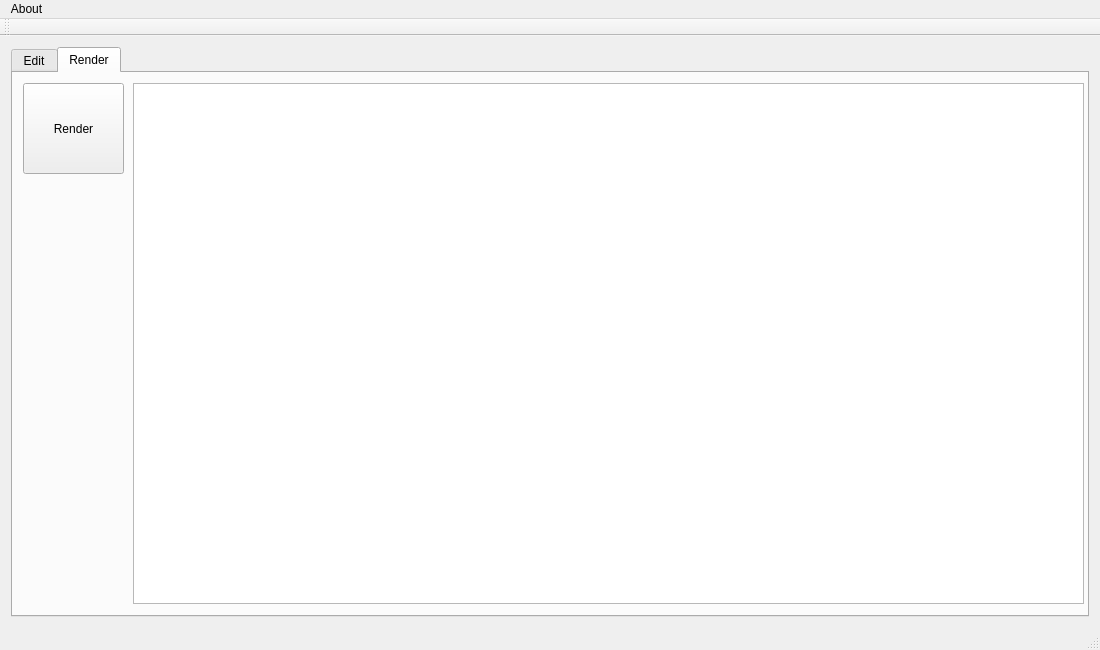
Above: mainwindow.ui from kazeevn/Mipt-ray-tracer before the change. Below: the same form after it.
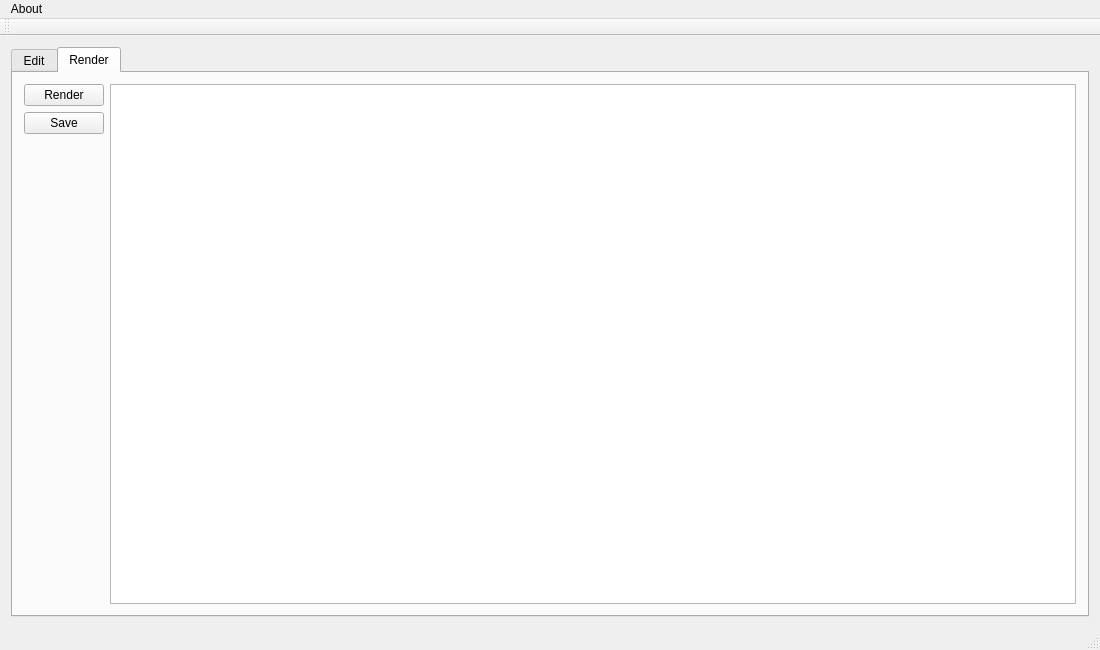
That is the form after the change. The open tabs and pages were chosen to show the change. Icons and pictures are not drawn.

Commit message: Added "save" button to ui; added slot

```diff
--- a/mainwindow.ui
+++ b/mainwindow.ui
@@ -36,29 +36,42 @@
        <attribute name="title">
         <string>Render</string>
        </attribute>
-       <widget class="QPushButton" name="renderButton">
-        <property name="geometry">
-         <rect>
-          <x>10</x>
-          <y>10</y>
-          <width>101</width>
-          <height>91</height>
-         </rect>
-        </property>
-        <property name="text">
-         <string>Render</string>
-        </property>
-       </widget>
-       <widget class="QGraphicsView" name="graphicsView">
-        <property name="geometry">
-         <rect>
-          <x>120</x>
-          <y>10</y>
-          <width>951</width>
-          <height>521</height>
-         </rect>
-        </property>
-       </widget>
+       <layout class="QHBoxLayout" name="horizontalLayout_2">
+        <item>
+         <layout class="QVBoxLayout" name="verticalLayout">
+          <item>
+           <widget class="QPushButton" name="renderButton">
+            <property name="text">
+             <string>Render</string>
+            </property>
+           </widget>
+          </item>
+          <item>
+           <widget class="QPushButton" name="saveBtn">
+            <property name="text">
+             <string>Save</string>
+            </property>
+           </widget>
+          </item>
+          <item>
+           <spacer name="verticalSpacer">
+            <property name="orientation">
+             <enum>Qt::Vertical</enum>
+            </property>
+            <property name="sizeHint" stdset="0">
+             <size>
+              <width>20</width>
+              <height>40</height>
+             </size>
+            </property>
+           </spacer>
+          </item>
+         </layout>
+        </item>
+        <item>
+         <widget class="QGraphicsView" name="graphicsView"/>
+        </item>
+       </layout>
       </widget>
      </widget>
     </item>
```
Left out of the diff: 40 changed lines with no effect on the pictures. The commit also changes 2 other files.
